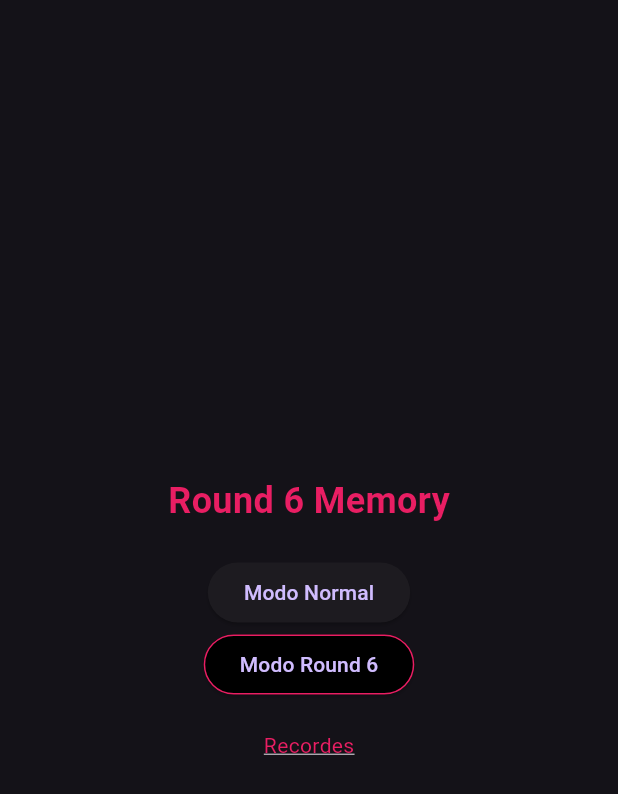
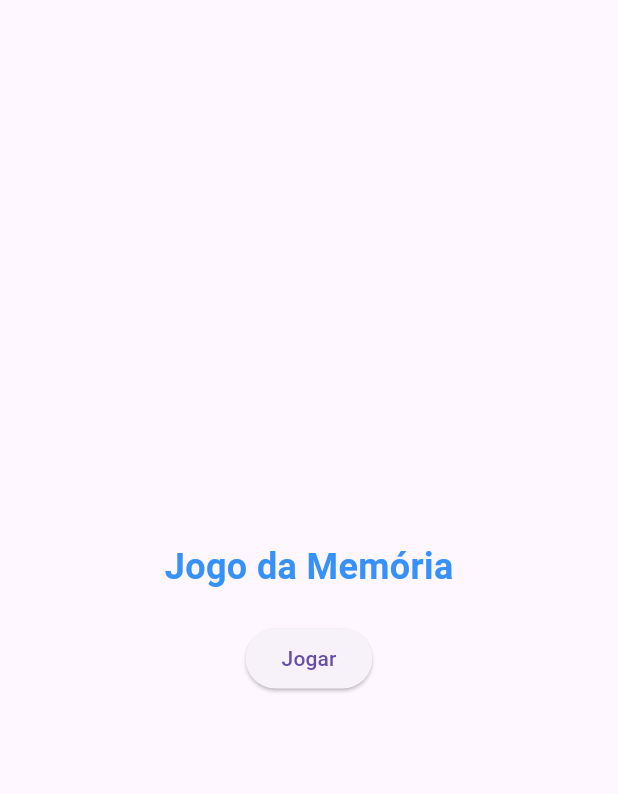
Before and after one commit to luisagoncalves/jogomemoria, a Flutter app: the screen it shows after launch, on a phone screen of 412 x 824 dp. Shown: the top 794 px of the screen. Run offline on Flutter 3.47's test engine with Material 3 defaults, Android fonts, the light colour scheme and no system bars.

Commit message:
atualização do projeto

```diff
--- a/lib/main.dart
+++ b/lib/main.dart
@@ -7,17 +7,17 @@ void main() {
 }
 
 class Round6MemoryGame extends StatelessWidget {
+  const Round6MemoryGame({super.key});
+
   @override
   Widget build(BuildContext context) {
     return MaterialApp(
       debugShowCheckedModeBanner: false,
-      title: 'Round 6 Memory',
-      theme: ThemeData.dark(),
+      title: 'Jogo da Memória',
+      theme: ThemeData.light(),
       initialRoute: '/',
       routes: {
         '/': (context) => HomePage(),
-        '/records': (context) => RecordsPage(),
-        '/levels': (context) => LevelsPage(),
         '/game': (context) => GamePage(),
       },
     );
@@ -25,6 +25,8 @@ class Round6MemoryGame extends StatelessWidget {
 }
 
 class HomePage extends StatelessWidget {
+  const HomePage({super.key});
+
   @override
   Widget build(BuildContext context) {
     return Scaffold(
@@ -36,40 +38,19 @@ class HomePage extends StatelessWidget {
             child: Column(
               children: [
                 Text(
-                  'Round 6 Memory',
+                  'Jogo da Memória',
                   style: TextStyle(
                       fontSize: 24,
                       fontWeight: FontWeight.bold,
-                      color: Colors.pink),
+                      color: const Color.fromARGB(255, 54, 145, 248)),
                 ),
                 SizedBox(height: 20),
                 ElevatedButton(
                   onPressed: () {
-                    Navigator.pushNamed(context, '/levels');
+                    Navigator.pushNamed(context, '/game');
                   },
-                  child: Text('Modo Normal'),
+                  child: Text('Jogar'),
                 ),
-                ElevatedButton(
-                  onPressed: () {
-                    Navigator.pushNamed(context, '/levels');
-                  },
-                  style: ElevatedButton.styleFrom(
-                      backgroundColor: Colors.black,
-                      side: BorderSide(color: Colors.pink)),
-                  child: Text('Modo Round 6'),
-                ),
-                SizedBox(height: 20),
-                GestureDetector(
-                  onTap: () {
-                    Navigator.pushNamed(context, '/records');
-                  },
-                  child: Text(
-                    'Recordes',
-                    style: TextStyle(
-                        color: Colors.pink,
-                        decoration: TextDecoration.underline),
-                  ),
-                )
               ],
             ),
           ),
@@ -79,62 +60,9 @@ class HomePage extends StatelessWidget {
   }
 }
 
-class RecordsPage extends StatelessWidget {
-  @override
-  Widget build(BuildContext context) {
-    return Scaffold(
-      appBar: AppBar(
-        title: Text('Recordes'),
-      ),
-      body: ListView(
-        children: [
-          ListTile(
-            title: Text('Modo Normal'),
-            onTap: () {},
-          ),
-          ListTile(
-            title: Text('Modo Round 6'),
-            onTap: () {},
-          ),
-        ],
-      ),
-    );
-  }
-}
+class GamePage extends StatefulWidget {
+  const GamePage({super.key});
 
-class LevelsPage extends StatelessWidget {
-  @override
-  Widget build(BuildContext context) {
-    return Scaffold(
-      appBar: AppBar(
-        title: Text('Nível do Jogo'),
-      ),
-      body: GridView.builder(
-        gridDelegate:
-            SliverGridDelegateWithFixedCrossAxisCount(crossAxisCount: 3),
-        itemCount: 9, // Número de níveis
-        itemBuilder: (context, index) {
-          return GestureDetector(
-            onTap: () {
-              Navigator.pushNamed(context, '/game');
-            },
-            child: Card(
-              color: Colors.pink,
-              child: Center(
-                child: Text(
-                  '${(index + 1) * 2}',
-                  style: TextStyle(fontSize: 18, fontWeight: FontWeight.bold),
-                ),
-              ),
-            ),
-          );
-        },
-      ),
-    );
-  }
-}
-
-class GamePage extends StatefulWidget {
   @override
   _GamePageState createState() => _GamePageState();
 }
```
